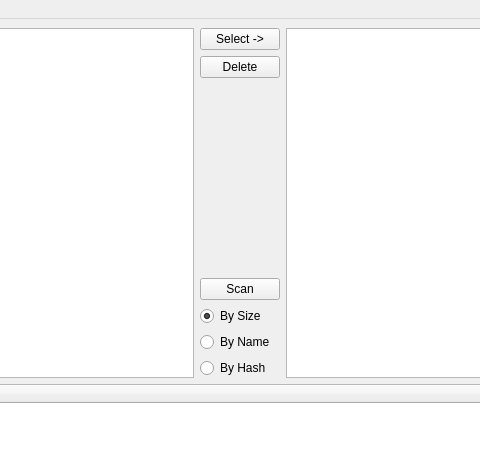
Old version of the form my_filelist.ui in the repository hcrump/my_dupes; both pictures show x 169 to 649 and y 0 to 470 of the 818 by 765 pixel window.
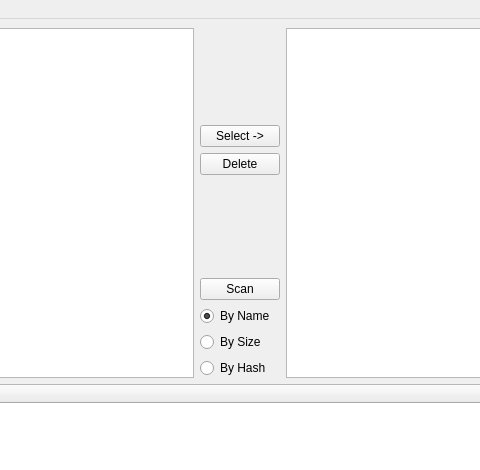
New version of the form.

Patch:
```diff
--- a/my_filelist.ui
+++ b/my_filelist.ui
@@ -22,6 +22,22 @@
       </item>
       <item>
        <layout class="QVBoxLayout" name="verticalLayout_2">
+        <property name="sizeConstraint">
+         <enum>QLayout::SetDefaultConstraint</enum>
+        </property>
+        <item>
+         <spacer name="verticalSpacer_2">
+          <property name="orientation">
+           <enum>Qt::Vertical</enum>
+          </property>
+          <property name="sizeHint" stdset="0">
+           <size>
+            <width>20</width>
+            <height>40</height>
+           </size>
+          </property>
+         </spacer>
+        </item>
         <item>
          <widget class="QPushButton" name="btn1">
           <property name="text">
@@ -56,21 +72,24 @@
           </property>
          </widget>
         </item>
-        <item>
-         <widget class="QRadioButton" name="radiobysize">
-          <property name="text">
-           <string>By Size</string>
-          </property>
-          <property name="checked">
-           <bool>true</bool>
-          </property>
-         </widget>
-        </item>
         <item>
          <widget class="QRadioButton" name="radiobyname">
           <property name="text">
            <string>By Name</string>
           </property>
+          <property name="checked">
+           <bool>true</bool>
+          </property>
+         </widget>
+        </item>
+        <item>
+         <widget class="QRadioButton" name="radiobysize">
+          <property name="text">
+           <string>By Size</string>
+          </property>
+          <property name="checked">
+           <bool>false</bool>
+          </property>
          </widget>
         </item>
         <item>
```
Left out of the diff: 9 changed lines with no effect on the pictures.
